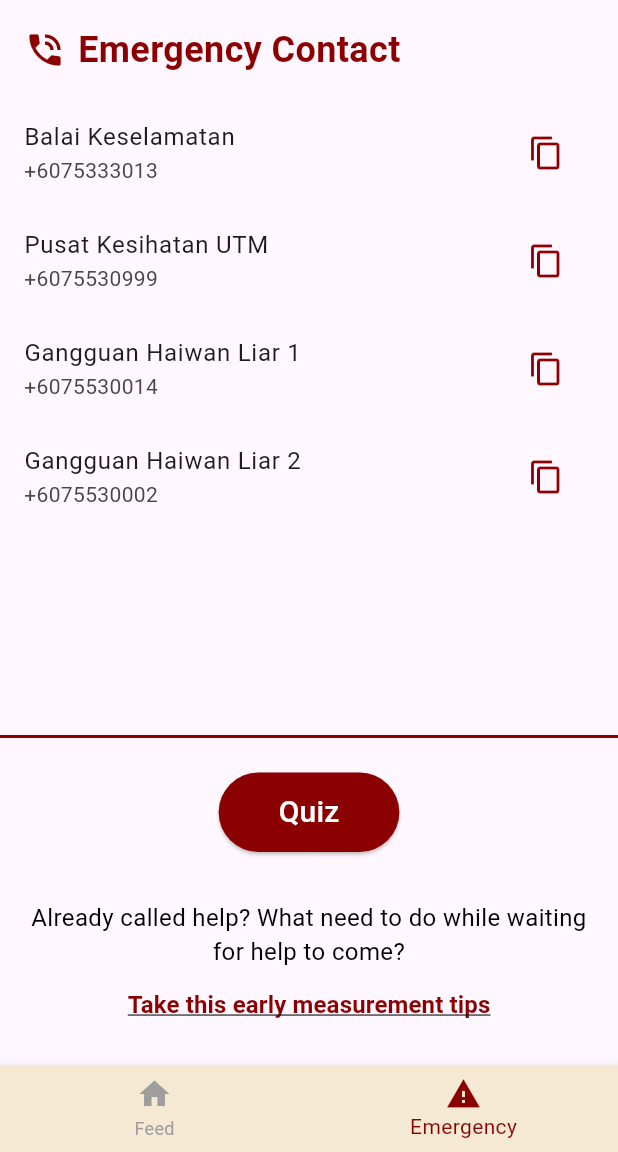
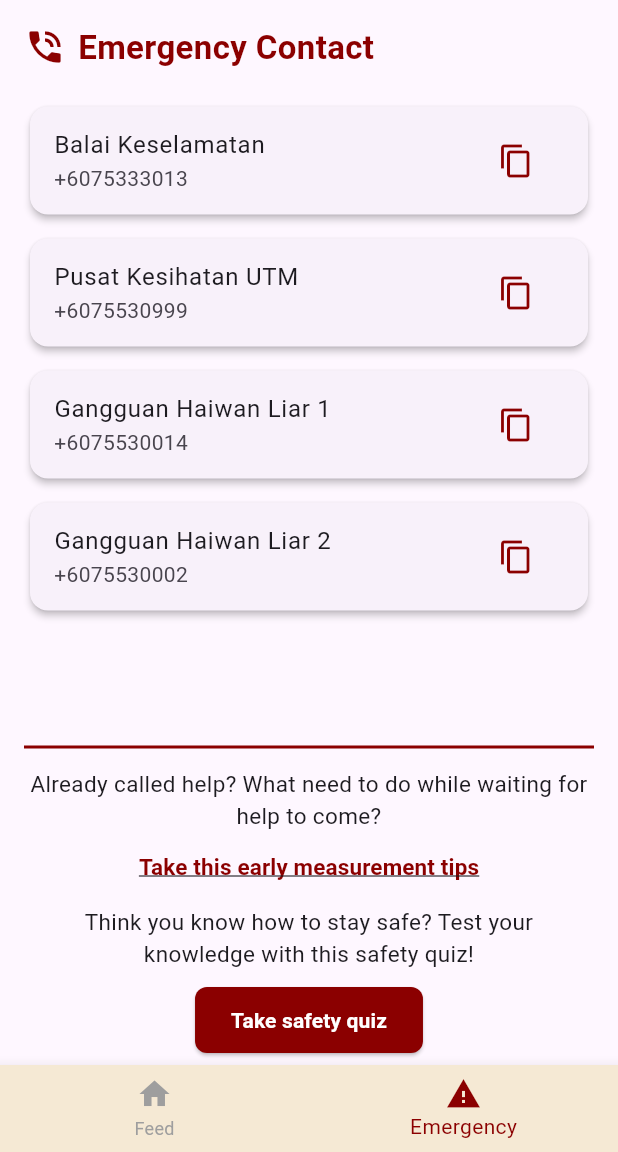
Before and after one commit to kdjhzhr/UTMSafe, a Flutter app: the SosPage screen opened directly, on a phone screen of 412 x 824 dp, the part 84-1236 px from its top. Run offline on Flutter 3.47's test engine with Material 3 defaults, Android fonts, the phone set to English and light mode, and no system bars; our stand-ins replace cloud_firestore, firebase_auth, firebase_core, firebase_storage, fl_chart, image_picker; accounts and stored records are empty.

Commit message:
Update emergency.dart
Modify the interface to be more user friendly

```diff
--- a/lib/emergency.dart
+++ b/lib/emergency.dart
@@ -1,8 +1,8 @@
 import 'package:flutter/material.dart';
 import 'package:flutter/services.dart';
-import 'studentfeedpage.dart'; // Import the FeedPage (or your Feed page)
-import 'safety.dart'; // Import the safety.dart file
-import 'quiz.dart'; // Import the quiz.dart file (the page where your quiz is implemented)
+import 'quiz.dart'; // Import the quiz.dart file
+import 'studentfeedpage.dart'; // Import the FeedPage
+import 'safety.dart'; // Import the safety.dart file for EarlyMeasurementPage
 
 class SosPage extends StatefulWidget {
   const SosPage({super.key});
@@ -14,7 +14,7 @@ class SosPage extends StatefulWidget {
 class _SosPageState extends State<SosPage> {
   int _selectedIndex = 1;
 
-  // Sample emergency contacts
+  // Emergency contacts
   final List<Map<String, String>> _emergencyContacts = [
     {'name': 'Balai Keselamatan', 'phone': '+6075333013'},
     {'name': 'Pusat Kesihatan UTM', 'phone': '+6075530999'},
@@ -22,7 +22,7 @@ class _SosPageState extends State<SosPage> {
     {'name': 'Gangguan Haiwan Liar 2', 'phone': '+6075530002'},
   ];
 
-  // Function to copy phone number to clipboard
+  // Function to copy a phone number to the clipboard
   void _copyToClipboard(String phoneNumber) {
     Clipboard.setData(ClipboardData(text: phoneNumber)).then((_) {
       ScaffoldMessenger.of(context).showSnackBar(
@@ -31,7 +31,7 @@ class _SosPageState extends State<SosPage> {
     });
   }
 
-  // Handle bottom navigation item taps
+  // Handle bottom navigation
   void _onItemTapped(int index) {
     setState(() {
       _selectedIndex = index;
@@ -40,11 +40,6 @@ class _SosPageState extends State<SosPage> {
       Navigator.pushReplacement(
         context,
         MaterialPageRoute(builder: (context) => FeedPage()), // Feed Page
-      );
-    } else if (_selectedIndex == 1) {
-      Navigator.pushReplacement(
-        context,
-        MaterialPageRoute(builder: (context) => SosPage()), // Sos Page
       );
     }
   }
@@ -66,11 +61,10 @@ class _SosPageState extends State<SosPage> {
         centerTitle: true,
       ),
       body: Column(
-        crossAxisAlignment: CrossAxisAlignment.start,
         children: [
-          // Emergency contact section
+          // Emergency Contact Section
           const Padding(
-            padding: EdgeInsets.all(16.0),
+            padding: EdgeInsets.symmetric(vertical: 16.0, horizontal: 16.0),
             child: Row(
               children: [
                 Icon(
@@ -82,7 +76,7 @@ class _SosPageState extends State<SosPage> {
                 Text(
                   'Emergency Contact',
                   style: TextStyle(
-                    fontSize: 24,
+                    fontSize: 22,
                     fontWeight: FontWeight.bold,
                     color: Color(0xFF8B0000),
                   ),
@@ -95,60 +89,41 @@ class _SosPageState extends State<SosPage> {
               itemCount: _emergencyContacts.length,
               itemBuilder: (context, index) {
                 final contact = _emergencyContacts[index];
-                return ListTile(
-                  title: Text(contact['name']!),
-                  subtitle: Text(contact['phone']!),
-                  trailing: IconButton(
-                    icon: const Icon(Icons.copy, color: Color(0xFF8B0000)),
-                    onPressed: () => _copyToClipboard(contact['phone']!),
+                return Padding(
+                  padding: const EdgeInsets.symmetric(horizontal: 16.0, vertical: 4.0),
+                  child: Card(
+                    elevation: 2,
+                    child: ListTile(
+                      title: Text(contact['name']!),
+                      subtitle: Text(contact['phone']!),
+                      trailing: IconButton(
+                        icon: const Icon(Icons.copy, color: Color(0xFF8B0000)),
+                        onPressed: () => _copyToClipboard(contact['phone']!),
+                      ),
+                    ),
                   ),
                 );
               },
             ),
           ),
-          const Divider(thickness: 2, color: Color(0xFF8B0000)),
 
-          // Quiz Button
-          Padding(
-            padding: const EdgeInsets.all(16.0),
-            child: Center(
-              child: ElevatedButton(
-                onPressed: () {
-                  Navigator.push(
-                    context,
-                    MaterialPageRoute(
-                      builder: (context) => SafetyQuizPage(), // Navigate to the quiz page
-                    ),
-                  );
-                },
-                style: ElevatedButton.styleFrom(
-                  backgroundColor: const Color(0xFF8B0000),
-                  padding: const EdgeInsets.symmetric(horizontal: 40, vertical: 12), // Adjusted padding for button
-                  shape: RoundedRectangleBorder(
-                    borderRadius: BorderRadius.circular(30),
-                  ),
-                ),
-                child: const Text(
-                  'Quiz', // Text updated to 'Quiz'
-                  style: TextStyle(fontSize: 20, color: Colors.white),
-                ),
-              ),
-            ),
+          // Divider Line between Emergency Contact and Safety Tips
+          const Divider(
+            color: Color(0xFF8B0000), // Divider color
+            thickness: 2, // Divider thickness
+            indent: 16, // Indentation to align with other content
+            endIndent: 16, // Indentation to align with other content
           ),
 
-          // Bottom redirect link
+          // Reduced space from the divider line to the next section
           Padding(
-            padding: const EdgeInsets.all(16.0),
+            padding: const EdgeInsets.symmetric(horizontal: 20.0, vertical: 6.0), // Reduced vertical space
             child: Column(
-              crossAxisAlignment: CrossAxisAlignment.center,
               children: [
                 const Text(
                   'Already called help? What need to do while waiting for help to come?',
                   textAlign: TextAlign.center,
-                  style: TextStyle(
-                    fontSize: 16,
-                    color: Colors.black,
-                  ),
+                  style: TextStyle(fontSize: 15),
                 ),
                 TextButton(
                   onPressed: () {
@@ -162,10 +137,42 @@ class _SosPageState extends State<SosPage> {
                   child: const Text(
                     'Take this early measurement tips',
                     style: TextStyle(
-                      fontSize: 16,
+                      fontSize: 15,
                       fontWeight: FontWeight.bold,
                       color: Color(0xFF8B0000),
                       decoration: TextDecoration.underline,
+                    ),
+                  ),
+                ),
+                const SizedBox(height: 2), // Reduced height between the text and the button
+                const Text(
+                  'Think you know how to stay safe? Test your knowledge with this safety quiz!',
+                  textAlign: TextAlign.center,
+                  style: TextStyle(fontSize: 15),
+                ),
+                const SizedBox(height: 10), // Adjusted height to bring the button closer
+                ElevatedButton(
+                  onPressed: () {
+                    Navigator.push(
+                      context,
+                      MaterialPageRoute(
+                        builder: (context) => SafetyQuizPage(), // Navigate to the quiz page
+                      ),
+                    );
+                  },
+                  style: ElevatedButton.styleFrom(
+                    backgroundColor: Color(0xFF8B0000), // Background color
+                    foregroundColor: Colors.white, // Text color
+                    padding: EdgeInsets.symmetric(vertical: 12.0, horizontal: 24.0), // Padding inside the button
+                    shape: RoundedRectangleBorder(
+                      borderRadius: BorderRadius.circular(8.0), // Rounded corners
+                    ),
+                  ),
+                  child: const Text(
+                    'Take safety quiz',
+                    style: TextStyle(
+                      fontSize: 14,
+                      fontWeight: FontWeight.bold,
                     ),
                   ),
                 ),
```
